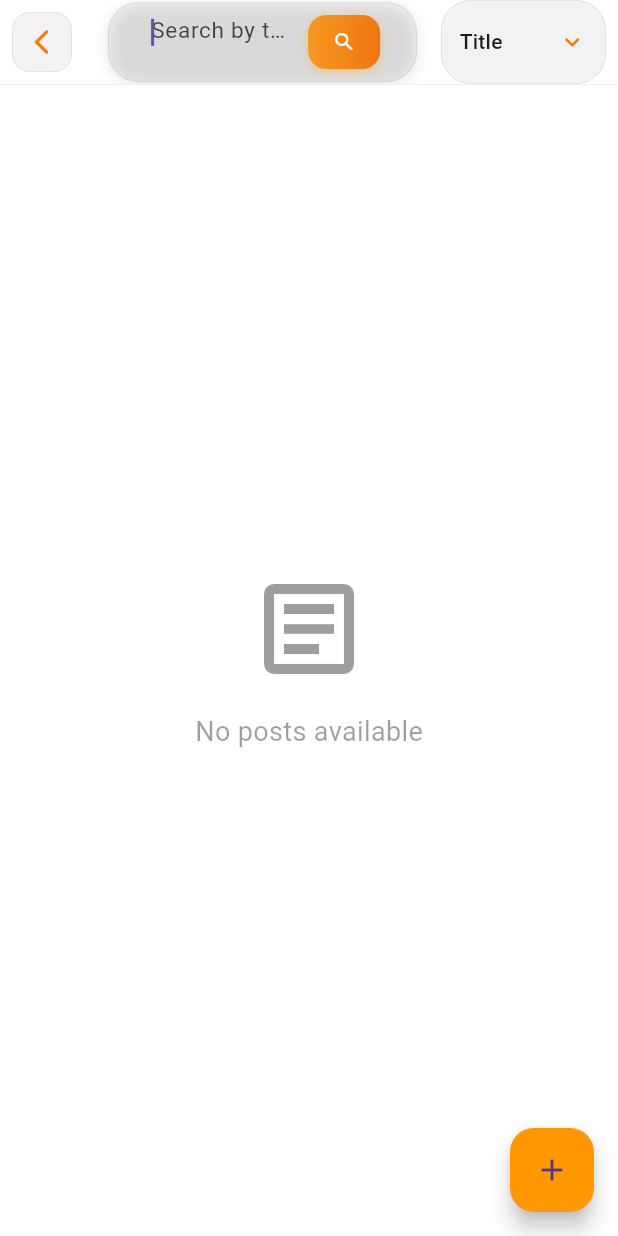
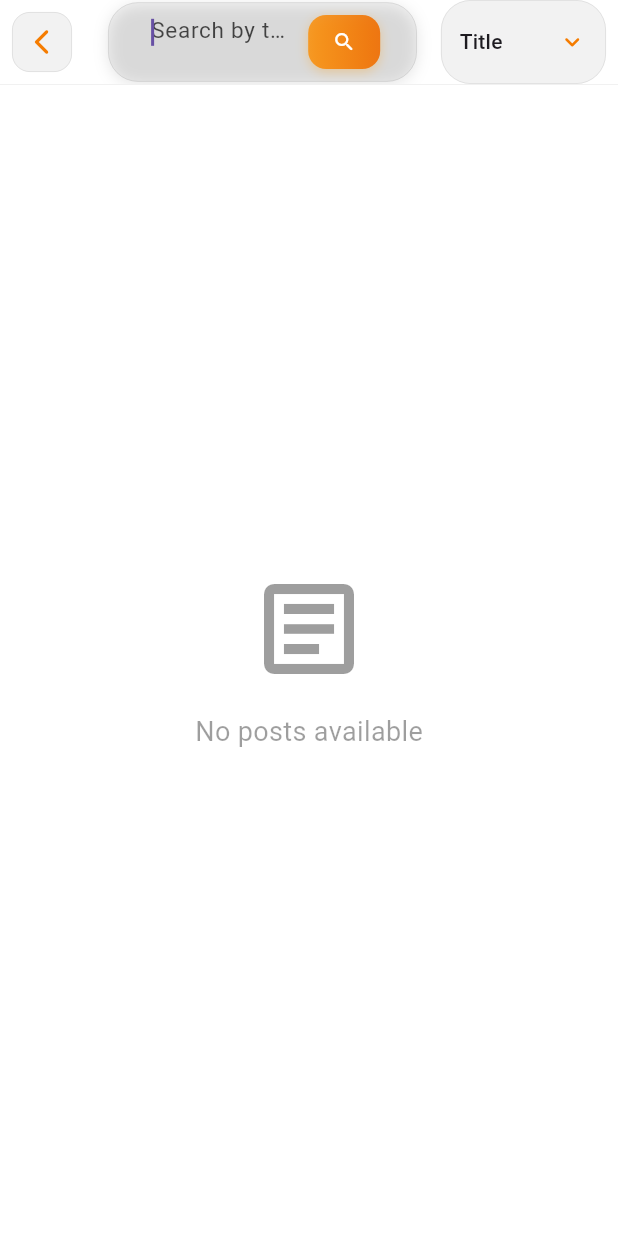
Before and after one commit to LsLisan/NoteHUB, a Flutter app: the NewsFeedPage screen opened directly, after a tap on the "search" icon, on a phone screen of 412 x 824 dp. Run offline on Flutter 3.47's test engine with Material 3 defaults, Android fonts, the phone set to English and light mode, and no system bars; our stand-ins replace cloud_firestore, firebase_auth, firebase_core, flutter_animate, flutter_bloc, hydrated_bloc; accounts and stored records are empty.

Commit message:
removed floating button

```diff
--- a/lib/pages/newsFeeds.dart
+++ b/lib/pages/newsFeeds.dart
@@ -212,13 +212,7 @@ class _NewsFeedPageState extends State<NewsFeedPage> with SingleTickerProviderSt
           ),
         ],
       ),
-      floatingActionButton: FloatingActionButton(
-        onPressed: () {
-          // Implement create new post functionality
-        },
-        backgroundColor: Colors.orange,
-        child: const Icon(Icons.add),
-      ),
+
     );
   }
 
--- a/lib/pages/usersHomepage.dart
+++ b/lib/pages/usersHomepage.dart
@@ -1,6 +1,5 @@
-import 'dart:ui'; // Required for ImageFilter
+import 'dart:ui';
 import 'package:flutter/material.dart';
-// Assuming these pages exist in your project
 import 'package:notehub/pages/intro/postANote.dart';
 import 'package:notehub/pages/manu.dart';
 import 'package:notehub/pages/newsFeeds.dart';
```
